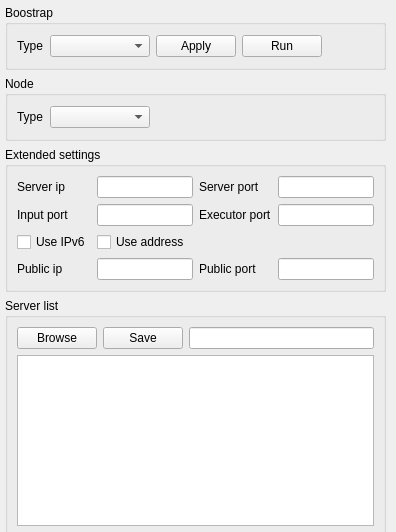
Qt form src/ui/configurator.ui (CREDITSCOM/configurator) before a commit.
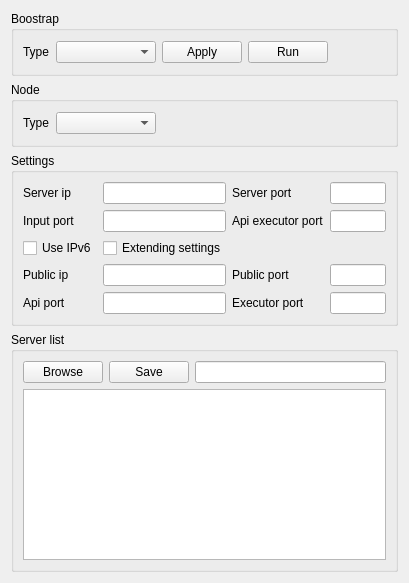
The same form after that commit.

Commit message: Redesign ui, fix scaled issues.

```diff
--- a/src/ui/configurator.ui
+++ b/src/ui/configurator.ui
@@ -6,54 +6,36 @@
    <rect>
     <x>0</x>
     <y>0</y>
-    <width>396</width>
-    <height>532</height>
+    <width>400</width>
+    <height>565</height>
    </rect>
   </property>
   <property name="sizePolicy">
-   <sizepolicy hsizetype="Preferred" vsizetype="Preferred">
+   <sizepolicy hsizetype="Expanding" vsizetype="Expanding">
     <horstretch>0</horstretch>
     <verstretch>0</verstretch>
    </sizepolicy>
   </property>
   <property name="minimumSize">
    <size>
-    <width>396</width>
-    <height>290</height>
+    <width>0</width>
+    <height>0</height>
    </size>
   </property>
   <property name="maximumSize">
    <size>
-    <width>396</width>
-    <height>532</height>
+    <width>400</width>
+    <height>565</height>
    </size>
   </property>
   <property name="windowTitle">
    <string>Form</string>
   </property>
-  <widget class="QWidget" name="verticalLayoutWidget">
-   <property name="geometry">
-    <rect>
-     <x>0</x>
-     <y>0</y>
-     <width>391</width>
-     <height>552</height>
-    </rect>
-   </property>
-   <layout class="QVBoxLayout" name="mainLayout">
-    <property name="leftMargin">
-     <number>5</number>
-    </property>
-    <property name="topMargin">
-     <number>5</number>
-    </property>
-    <property name="rightMargin">
-     <number>5</number>
-    </property>
+  <layout class="QVBoxLayout" name="verticalLayout_5">
     <item>
      <widget class="QGroupBox" name="boostrapBox">
       <property name="sizePolicy">
-       <sizepolicy hsizetype="Preferred" vsizetype="Preferred">
+      <sizepolicy hsizetype="Expanding" vsizetype="Expanding">
         <horstretch>0</horstretch>
         <verstretch>0</verstretch>
        </sizepolicy>
@@ -67,7 +49,7 @@
       <property name="title">
        <string>Boostrap</string>
       </property>
-      <layout class="QHBoxLayout" name="horizontalLayout">
+     <layout class="QVBoxLayout" name="verticalLayout" stretch="0">
        <item>
         <layout class="QHBoxLayout" name="boostrapHLayout">
          <item>
@@ -133,6 +115,12 @@
     </item>
     <item>
      <widget class="QGroupBox" name="nodeTypeBox">
+     <property name="sizePolicy">
+      <sizepolicy hsizetype="Expanding" vsizetype="Expanding">
+       <horstretch>0</horstretch>
+       <verstretch>0</verstretch>
+      </sizepolicy>
+     </property>
       <property name="minimumSize">
        <size>
         <width>348</width>
@@ -142,7 +130,7 @@
       <property name="title">
        <string>Node</string>
       </property>
-      <layout class="QHBoxLayout" name="horizontalLayout_3">
+     <layout class="QVBoxLayout" name="verticalLayout_4">
        <item>
         <layout class="QHBoxLayout" name="nodeTypeHLayout" stretch="0,0,0">
          <item>
@@ -190,9 +178,15 @@
      </widget>
     </item>
     <item>
-     <widget class="QGroupBox" name="extendedBox">
+    <widget class="QGroupBox" name="settingsBox">
+     <property name="sizePolicy">
+      <sizepolicy hsizetype="Expanding" vsizetype="Expanding">
+       <horstretch>0</horstretch>
+       <verstretch>0</verstretch>
+      </sizepolicy>
+     </property>
       <property name="title">
-       <string>Extended settings</string>
+      <string>Settings</string>
       </property>
       <layout class="QVBoxLayout" name="verticalLayout_2">
        <item>
@@ -204,24 +198,19 @@
            </property>
           </widget>
          </item>
-         <item row="0" column="1">
-          <widget class="QLineEdit" name="serverIpEdit"/>
-         </item>
-         <item row="0" column="3">
-          <widget class="QLineEdit" name="serverPortEdit"/>
-         </item>
-         <item row="0" column="2">
-          <widget class="QLabel" name="serverPortLabel">
+        <item row="4" column="2">
+         <widget class="QLabel" name="executorPortLabel">
            <property name="text">
-            <string>Server port</string>
+           <string>Executor port</string>
            </property>
           </widget>
          </item>
-         <item row="3" column="1">
-          <widget class="QLineEdit" name="outputIpEdit"/>
-         </item>
-         <item row="3" column="3">
-          <widget class="QLineEdit" name="outputPortEdit"/>
+        <item row="1" column="0">
+         <widget class="QLabel" name="inputPortLabel">
+          <property name="text">
+           <string>Input port</string>
+          </property>
+         </widget>
          </item>
          <item row="3" column="2">
           <widget class="QLabel" name="outputPortLabel">
@@ -231,12 +220,34 @@
           </widget>
          </item>
          <item row="1" column="2">
-          <widget class="QLabel" name="executorPortLabel">
+         <widget class="QLabel" name="apiExecutorPortLabel">
            <property name="text">
-            <string>Executor port</string>
+           <string>Api executor port</string>
            </property>
           </widget>
          </item>
+        <item row="1" column="1">
+         <widget class="QLineEdit" name="inputPortEdit"/>
+        </item>
+        <item row="0" column="2">
+         <widget class="QLabel" name="serverPortLabel">
+          <property name="text">
+           <string>Server port</string>
+          </property>
+         </widget>
+        </item>
+        <item row="4" column="1">
+         <widget class="QLineEdit" name="apiPortEdit"/>
+        </item>
+        <item row="3" column="3">
+         <widget class="QLineEdit" name="outputPortEdit"/>
+        </item>
+        <item row="3" column="1">
+         <widget class="QLineEdit" name="outputIpEdit"/>
+        </item>
+        <item row="1" column="3">
+         <widget class="QLineEdit" name="apiExecutorPortEdit"/>
+        </item>
          <item row="2" column="0">
           <widget class="QCheckBox" name="ipv6CheckBox">
            <property name="text">
@@ -244,6 +255,29 @@
            </property>
           </widget>
          </item>
+        <item row="2" column="1">
+         <widget class="QCheckBox" name="extendingCheckBox">
+          <property name="text">
+           <string>Extending settings</string>
+          </property>
+         </widget>
+        </item>
+        <item row="4" column="3">
+         <widget class="QLineEdit" name="executorPortEdit"/>
+        </item>
+        <item row="0" column="1">
+         <widget class="QLineEdit" name="serverIpEdit"/>
+        </item>
+        <item row="4" column="0">
+         <widget class="QLabel" name="apiPortLabel">
+          <property name="text">
+           <string>Api port</string>
+          </property>
+         </widget>
+        </item>
+        <item row="0" column="3">
+         <widget class="QLineEdit" name="serverPortEdit"/>
+        </item>
          <item row="3" column="0">
           <widget class="QLabel" name="outputIpLabel">
            <property name="text">
@@ -251,26 +285,6 @@
            </property>
           </widget>
          </item>
-         <item row="1" column="0">
-          <widget class="QLabel" name="inputPortLabel">
-           <property name="text">
-            <string>Input port</string>
-           </property>
-          </widget>
-         </item>
-         <item row="1" column="1">
-          <widget class="QLineEdit" name="inputPortEdit"/>
-         </item>
-         <item row="1" column="3">
-          <widget class="QLineEdit" name="executorPortEdit"/>
-         </item>
-         <item row="2" column="1">
-          <widget class="QCheckBox" name="addressCheckBox">
-           <property name="text">
-            <string>Use address</string>
-           </property>
-          </widget>
-         </item>
         </layout>
        </item>
       </layout>
@@ -287,14 +301,11 @@
       <property name="title">
        <string>Server list</string>
       </property>
-      <layout class="QHBoxLayout" name="horizontalLayout_2">
+     <layout class="QVBoxLayout" name="verticalLayout_3">
        <item>
-        <layout class="QGridLayout" name="gridLayout_2">
-         <item row="1" column="0" colspan="3">
-          <widget class="QListWidget" name="listWidget"/>
-         </item>
-         <item row="0" column="0">
-          <widget class="QPushButton" name="browseListButton">
+       <layout class="QGridLayout" name="serverListGridLayout">
+        <item row="0" column="1">
+         <widget class="QPushButton" name="saveListButton">
            <property name="minimumSize">
             <size>
              <width>80</width>
@@ -302,7 +313,7 @@
             </size>
            </property>
            <property name="text">
-            <string>Browse</string>
+           <string>Save</string>
            </property>
           </widget>
          </item>
@@ -313,8 +324,18 @@
            </property>
           </widget>
          </item>
-         <item row="0" column="1">
-          <widget class="QPushButton" name="saveListButton">
+        <item row="1" column="0" colspan="3">
+         <widget class="QListWidget" name="listWidget">
+          <property name="sizePolicy">
+           <sizepolicy hsizetype="Preferred" vsizetype="Preferred">
+            <horstretch>0</horstretch>
+            <verstretch>0</verstretch>
+           </sizepolicy>
+          </property>
+         </widget>
+        </item>
+        <item row="0" column="0">
+         <widget class="QPushButton" name="browseListButton">
            <property name="minimumSize">
             <size>
              <width>80</width>
@@ -322,7 +343,7 @@
             </size>
            </property>
            <property name="text">
-            <string>Save</string>
+           <string>Browse</string>
            </property>
           </widget>
          </item>
@@ -338,14 +359,13 @@
       </property>
       <property name="sizeHint" stdset="0">
        <size>
-        <width>20</width>
-        <height>40</height>
+       <width>387</width>
+       <height>13</height>
        </size>
       </property>
      </spacer>
     </item>
    </layout>
-  </widget>
  </widget>
  <resources/>
  <connections/>
```
Left out of the diff: 2 changed lines with no effect on the pictures. Lines whose indentation alone changed are shown as unchanged. The commit also changes 4 other files.
